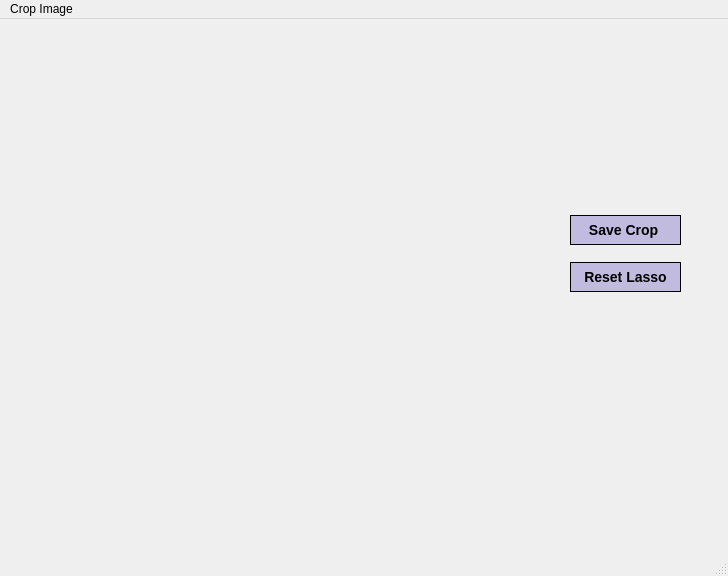
First picture: the form in code/croppingwindow.ui, repository fmarque/Smart-Wardrobe-Organizer, before the edit.
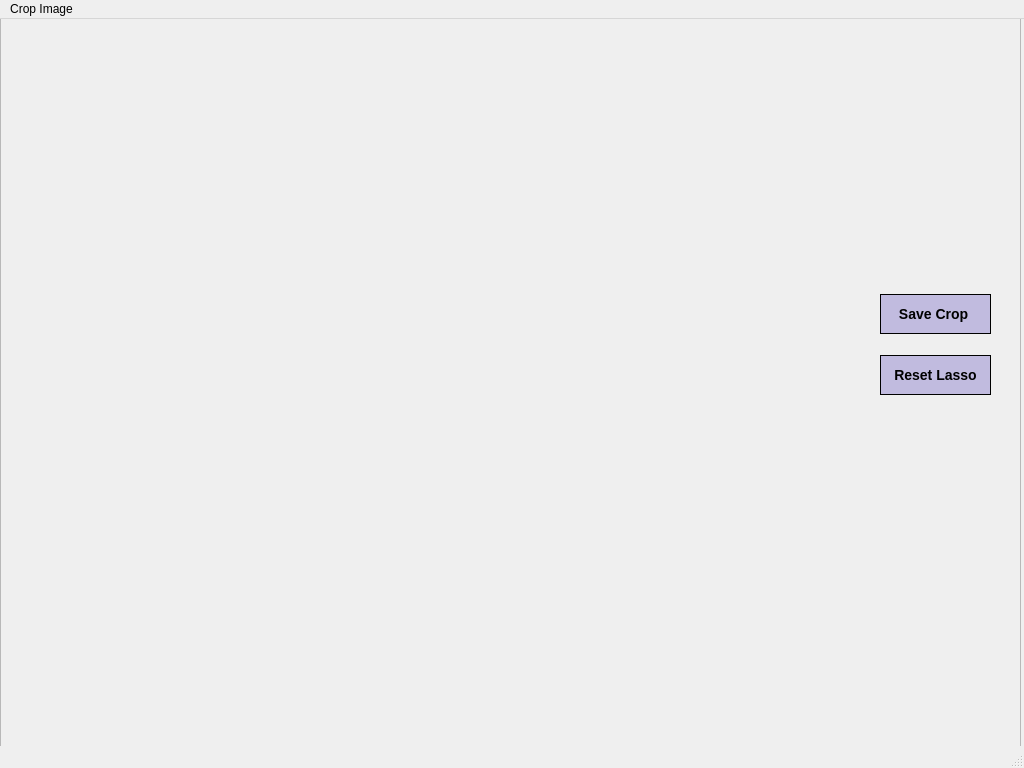
Second picture: the form after the edit. Icons and pictures are not drawn.

Commit message: fixed cropping window to be bigger so its easier to crop photos

```diff
--- a/code/croppingwindow.ui
+++ b/code/croppingwindow.ui
@@ -6,10 +6,16 @@
    <rect>
     <x>0</x>
     <y>0</y>
-    <width>728</width>
-    <height>576</height>
+    <width>1024</width>
+    <height>768</height>
    </rect>
   </property>
+  <property name="minimumSize">
+   <size>
+    <width>1024</width>
+    <height>768</height>
+   </size>
+  </property>
   <property name="windowTitle">
    <string>MainWindow</string>
   </property>
@@ -17,10 +23,10 @@
    <widget class="QWidget" name="verticalLayoutWidget">
     <property name="geometry">
      <rect>
-      <x>570</x>
-      <y>185</y>
+      <x>880</x>
+      <y>260</y>
       <width>111</width>
-      <height>101</height>
+      <height>131</height>
      </rect>
     </property>
     <layout class="QVBoxLayout" name="verticalLayout">
@@ -29,7 +35,7 @@
        <property name="minimumSize">
         <size>
          <width>0</width>
-         <height>30</height>
+         <height>40</height>
         </size>
        </property>
        <property name="styleSheet">
@@ -59,7 +65,7 @@
        <property name="minimumSize">
         <size>
          <width>0</width>
-         <height>30</height>
+         <height>40</height>
         </size>
        </property>
        <property name="styleSheet">
@@ -89,10 +95,10 @@
    <widget class="QWidget" name="verticalLayoutWidget_2">
     <property name="geometry">
      <rect>
-      <x>70</x>
+      <x>20</x>
       <y>40</y>
-      <width>471</width>
-      <height>451</height>
+      <width>831</width>
+      <height>651</height>
      </rect>
     </property>
     <layout class="QVBoxLayout" name="photoLayout">
@@ -101,13 +107,37 @@
      </property>
     </layout>
    </widget>
+   <widget class="QFrame" name="frame">
+    <property name="geometry">
+     <rect>
+      <x>0</x>
+      <y>-20</y>
+      <width>1021</width>
+      <height>761</height>
+     </rect>
+    </property>
+    <property name="styleSheet">
+     <string notr="true">background-image: url(:/images/backgrounds.png);
+background-repeat: no-repeat;
+background-position: center;</string>
+    </property>
+    <property name="frameShape">
+     <enum>QFrame::Shape::StyledPanel</enum>
+    </property>
+    <property name="frameShadow">
+     <enum>QFrame::Shadow::Raised</enum>
+    </property>
+   </widget>
+   <zorder>frame</zorder>
+   <zorder>verticalLayoutWidget</zorder>
+   <zorder>verticalLayoutWidget_2</zorder>
   </widget>
   <widget class="QMenuBar" name="menubar">
    <property name="geometry">
     <rect>
      <x>0</x>
      <y>0</y>
-     <width>728</width>
+     <width>1024</width>
      <height>24</height>
     </rect>
    </property>
```
